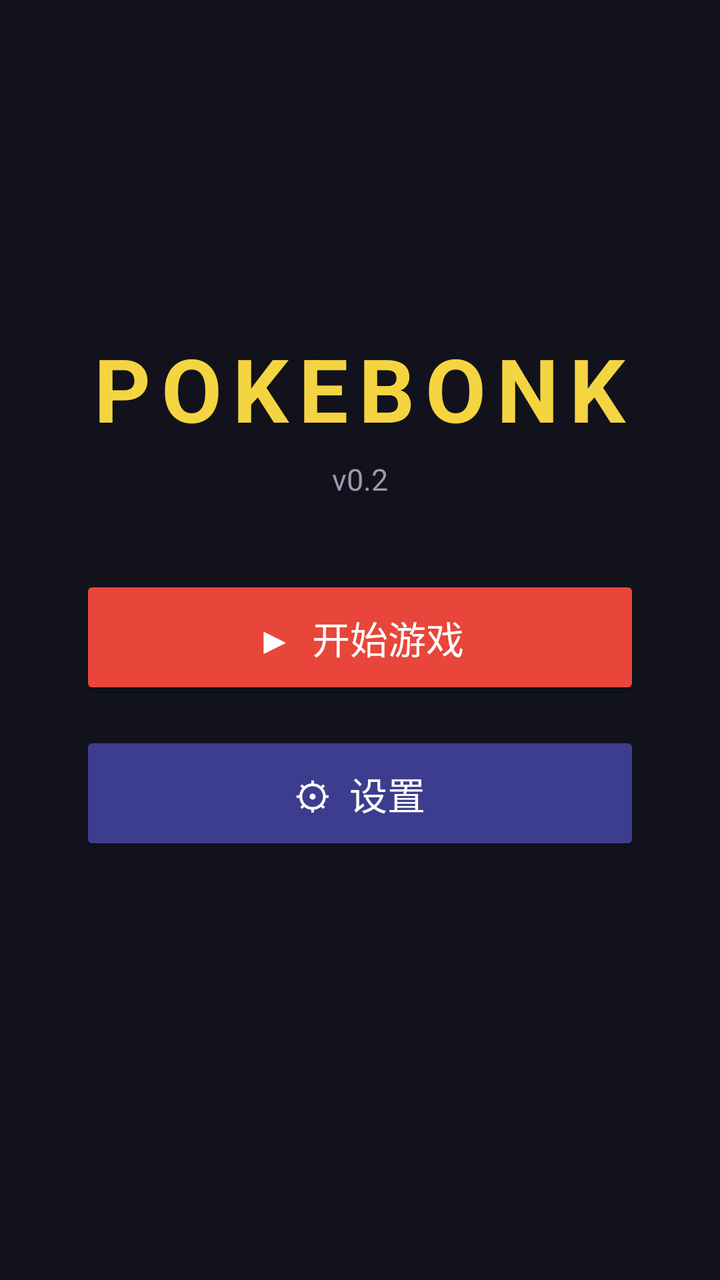
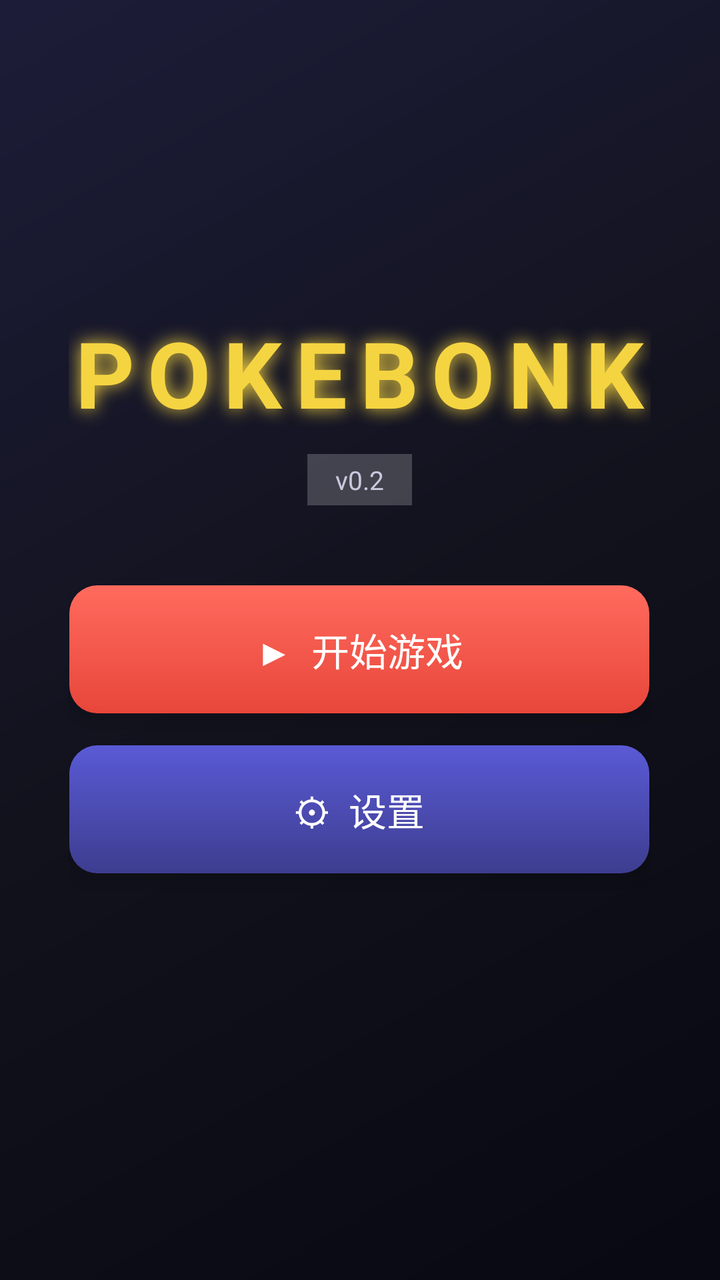

Screens rendered from an Android XML layout before and after an edit, with the pre-edit source and the edit as a unified diff.
<!-- AndroidManifest.xml: application theme AppTheme -->
<!-- res/layout/menu_overlay.xml -->
<?xml version="1.0" encoding="utf-8"?>
<FrameLayout xmlns:android="http://schemas.android.com/apk/res/android"
    android:layout_width="match_parent"
    android:layout_height="match_parent"
    android:background="#E6141420"
    android:clickable="true"
    android:focusable="true"
    android:keepScreenOn="true">

    <LinearLayout
        android:layout_width="wrap_content"
        android:layout_height="wrap_content"
        android:layout_gravity="center"
        android:orientation="vertical"
        android:gravity="center">

        <TextView
            android:layout_width="wrap_content"
            android:layout_height="wrap_content"
            android:text="POKEBONK"
            android:textColor="#F5D442"
            android:textSize="44sp"
            android:textStyle="bold"
            android:letterSpacing="0.12" />

        <TextView
            android:id="@+id/tv_version"
            android:layout_width="wrap_content"
            android:layout_height="wrap_content"
            android:text="v0.2"
            android:textColor="#9A9AB0"
            android:textSize="15sp"
            android:layout_marginTop="6dp" />

        <Button
            android:id="@+id/btn_play"
            android:layout_width="280dp"
            android:layout_height="62dp"
            android:layout_marginTop="38dp"
            android:text="▶  开始游戏"
            android:textSize="19sp"
            android:textColor="#FFFFFF"
            android:backgroundTint="#E8463A" />

        <Button
            android:id="@+id/btn_settings"
            android:layout_width="280dp"
            android:layout_height="62dp"
            android:layout_marginTop="16dp"
            android:text="⚙  设置"
            android:textSize="19sp"
            android:textColor="#FFFFFF"
            android:backgroundTint="#3D3D8F" />

        <TextView
            android:id="@+id/tv_hint"
            android:layout_width="wrap_content"
            android:layout_height="wrap_content"
            android:text=""
            android:textColor="#8A8AA0"
            android:textSize="13sp"
            android:gravity="center"
            android:layout_marginTop="30dp" />
    </LinearLayout>
</FrameLayout>
<!-- resources referenced by this layout -->
<resources>
  <style name="AppTheme" parent="@android:style/Theme.Material.NoActionBar">
          <item name="android:windowFullscreen">true</item>
          <item name="android:windowNoTitle">true</item>
          <item name="android:windowBackground">@android:color/black</item>
      </style>
</resources>

<!-- the commit's change to res/layout/menu_overlay.xml (unified diff, before → after) -->
@@ -2,7 +2,7 @@
 <FrameLayout xmlns:android="http://schemas.android.com/apk/res/android"
     android:layout_width="match_parent"
     android:layout_height="match_parent"
-    android:background="#E6141420"
+    android:background="@drawable/bg_menu"
     android:clickable="true"
     android:focusable="true"
     android:keepScreenOn="true">
@@ -15,42 +15,56 @@
         android:gravity="center">
 
         <TextView
+            android:id="@+id/tv_title"
             android:layout_width="wrap_content"
             android:layout_height="wrap_content"
             android:text="POKEBONK"
             android:textColor="#F5D442"
-            android:textSize="44sp"
+            android:textSize="46sp"
             android:textStyle="bold"
-            android:letterSpacing="0.12" />
+            android:letterSpacing="0.14"
+            android:shadowColor="#F5D442"
+            android:shadowDx="0"
+            android:shadowDy="0"
+            android:shadowRadius="22" />
 
         <TextView
             android:id="@+id/tv_version"
             android:layout_width="wrap_content"
             android:layout_height="wrap_content"
             android:text="v0.2"
-            android:textColor="#9A9AB0"
-            android:textSize="15sp"
-            android:layout_marginTop="6dp" />
+            android:textColor="#C9C9DE"
+            android:textSize="13sp"
+            android:paddingLeft="14dp"
+            android:paddingRight="14dp"
+            android:paddingTop="4dp"
+            android:paddingBottom="4dp"
+            android:layout_marginTop="10dp"
+            android:background="#33FFFFFF" />
 
         <Button
             android:id="@+id/btn_play"
-            android:layout_width="280dp"
-            android:layout_height="62dp"
-            android:layout_marginTop="38dp"
+            android:layout_width="290dp"
+            android:layout_height="64dp"
+            android:layout_marginTop="40dp"
             android:text="▶  开始游戏"
             android:textSize="19sp"
             android:textColor="#FFFFFF"
-            android:backgroundTint="#E8463A" />
+            android:background="@drawable/btn_play"
+            android:stateListAnimator="@null"
+            android:elevation="6dp" />
 
         <Button
             android:id="@+id/btn_settings"
-            android:layout_width="280dp"
-            android:layout_height="62dp"
+            android:layout_width="290dp"
+            android:layout_height="64dp"
             android:layout_marginTop="16dp"
             android:text="⚙  设置"
             android:textSize="19sp"
             android:textColor="#FFFFFF"
-            android:backgroundTint="#3D3D8F" />
+            android:background="@drawable/btn_settings"
+            android:stateListAnimator="@null"
+            android:elevation="6dp" />
 
         <TextView
             android:id="@+id/tv_hint"
@@ -60,6 +74,7 @@
             android:textColor="#8A8AA0"
             android:textSize="13sp"
             android:gravity="center"
+            android:lineSpacingExtra="4dp"
             android:layout_marginTop="30dp" />
     </LinearLayout>
 </FrameLayout>
<!-- resource entries referenced after the edit -->
@@ -1,5 +1,32 @@
 <!-- resources referenced by this layout -->
 <resources>
+  <!-- drawable bg_menu (drawable) -->
+  <?xml version="1.0" encoding="utf-8"?>
+  <shape xmlns:android="http://schemas.android.com/apk/res/android">
+      <gradient
+          android:angle="315"
+          android:startColor="#F21E1E3C"
+          android:centerColor="#E6141420"
+          android:endColor="#D80A0A16" />
+  </shape>
+  <!-- drawable btn_play (drawable) -->
+  <?xml version="1.0" encoding="utf-8"?>
+  <shape xmlns:android="http://schemas.android.com/apk/res/android">
+      <gradient
+          android:angle="270"
+          android:startColor="#FF6B5E"
+          android:endColor="#E8463A" />
+      <corners android:radius="14dp" />
+  </shape>
+  <!-- drawable btn_settings (drawable) -->
+  <?xml version="1.0" encoding="utf-8"?>
+  <shape xmlns:android="http://schemas.android.com/apk/res/android">
+      <gradient
+          android:angle="270"
+          android:startColor="#5A5AD6"
+          android:endColor="#3D3D8F" />
+      <corners android:radius="14dp" />
+  </shape>
   <style name="AppTheme" parent="@android:style/Theme.Material.NoActionBar">
           <item name="android:windowFullscreen">true</item>
           <item name="android:windowNoTitle">true</item>
